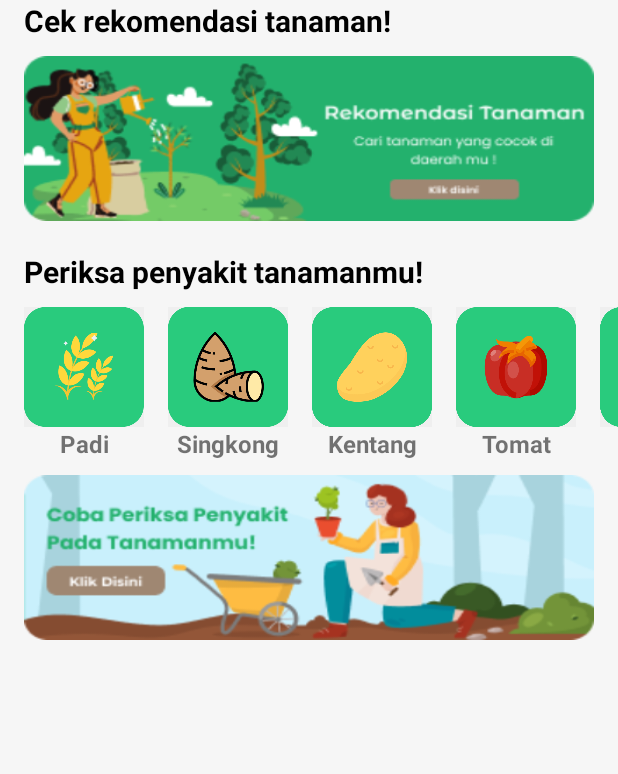
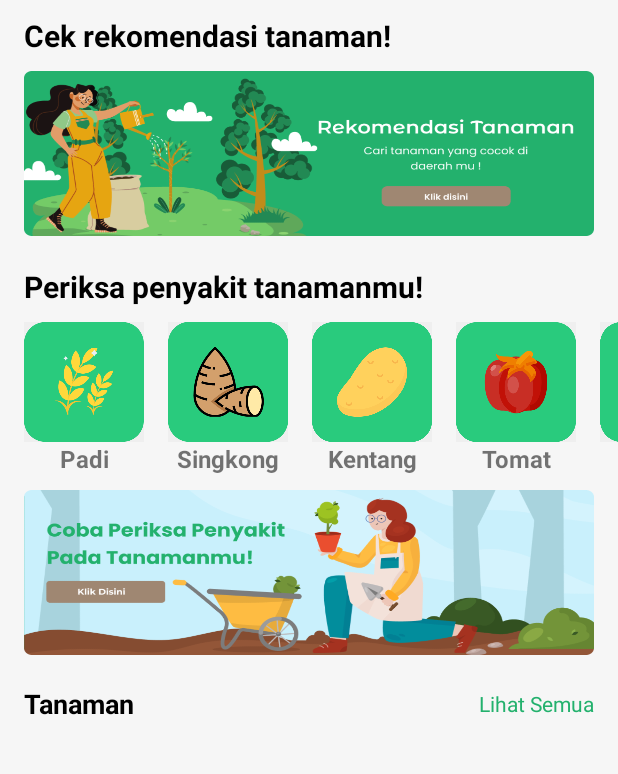
Before and after one commit to Teman-Tani-Bangkit/Mobile-Development, an Android app: the screen it shows after launch (MainActivity), on a phone screen of 412 x 824 dp, the part 124-898 px from its top. Run offline under Robolectric (Android 15) with nearby library versions, the phone set to English and light mode, and no system bars.

Commit message:
Home Configure

```diff
--- a/TemanTani/app/src/main/res/layout/activity_main.xml
+++ b/TemanTani/app/src/main/res/layout/activity_main.xml
@@ -80,6 +80,7 @@
             android:layout_height="wrap_content"
             app:layout_constraintStart_toStartOf="@id/batasKiri"
             app:layout_constraintTop_toBottomOf="@id/batasCokelat"
+            android:layout_marginTop="10dp"
             android:text="@string/text_to_rekomendasi"
             android:textSize="20sp"
             android:textColor="@color/black"
@@ -271,6 +272,31 @@
             app:layout_constraintTop_toBottomOf="@id/container_kategori_deteksi"
             tools:ignore="ImageContrastCheck" />
 
+        <TextView
+            android:id="@+id/tv_judul_tanaman"
+            android:layout_width="wrap_content"
+            android:layout_height="wrap_content"
+            app:layout_constraintStart_toStartOf="@id/batasKiri"
+            app:layout_constraintTop_toBottomOf="@id/img_to_deteksi"
+            android:layout_marginTop="20dp"
+            android:text="@string/tanaman"
+            android:textSize="18sp"
+            android:textColor="@color/black"
+            android:textStyle="bold"
+            />
+
+        <TextView
+            android:id="@+id/tv_text_seeMore_tanaman"
+            android:layout_width="wrap_content"
+            android:layout_height="wrap_content"
+            app:layout_constraintTop_toTopOf="@id/tv_judul_tanaman"
+            app:layout_constraintBottom_toBottomOf="@id/tv_judul_tanaman"
+            app:layout_constraintEnd_toEndOf="@id/batasKanan"
+            android:text="@string/lihat_semua"
+            android:textSize="14sp"
+            android:textColor="@color/green_primary"
+            />
+
     </androidx.constraintlayout.widget.ConstraintLayout>
 
 </ScrollView>
--- a/TemanTani/app/src/main/res/values/strings.xml
+++ b/TemanTani/app/src/main/res/values/strings.xml
@@ -38,4 +38,5 @@
     <string name="login_now">Login Now</string>
     <string name="text_to_deteksi">Periksa penyakit tanamanmu!</string>
     <string name="text_to_rekomendasi">Cek rekomendasi tanaman!</string>
+    <string name="lihat_semua">Lihat Semua</string>
 </resources>
```
Also changed, not shown: TemanTani/app/src/main/res/drawable/to_deteksi.png, TemanTani/app/src/main/res/drawable/to_rekomendasi.png.
